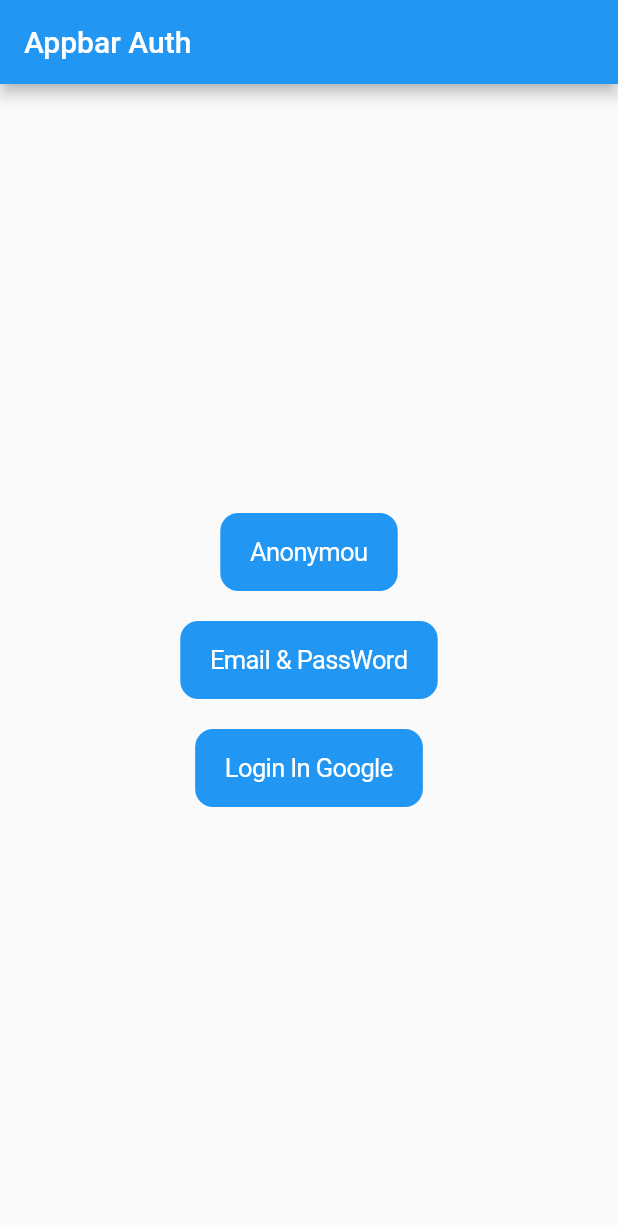
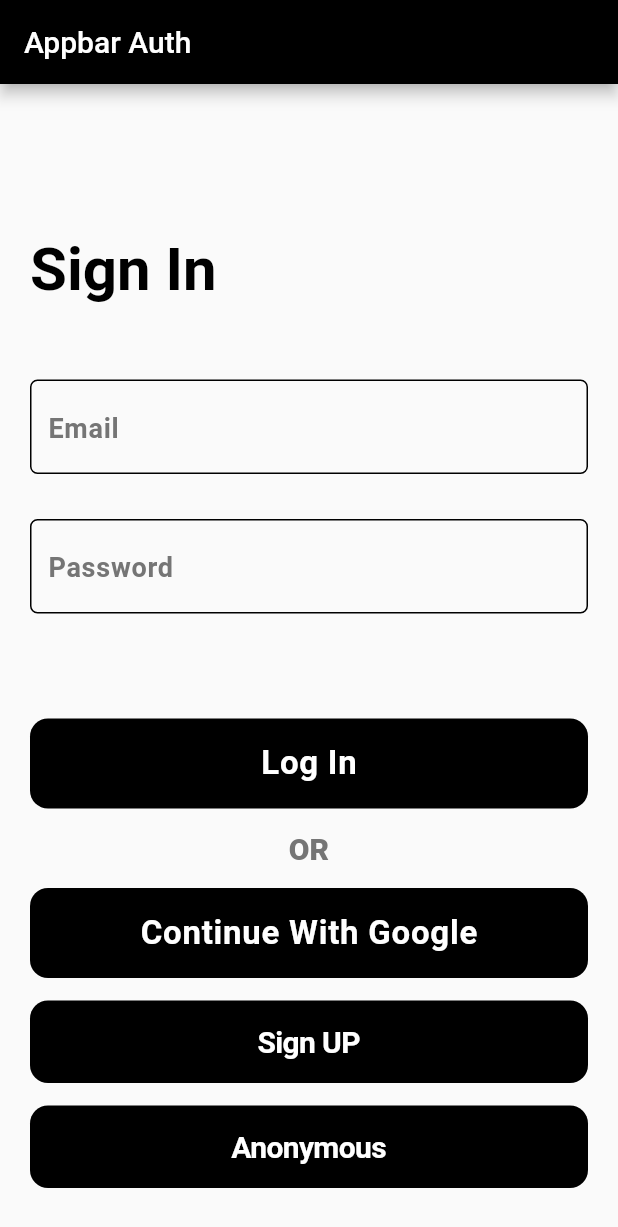
Before and after one commit to TarsariyaSanjay/firebase_demo, a Flutter app: the screen it shows after launch, on a phone screen of 412 x 824 dp. Shown: the top 1227 px of the screen. Run offline on Flutter 3.47's test engine with Material 2 defaults, Android fonts, the phone set to English and light mode, and no system bars; our stand-ins replace cloud_firestore, firebase_auth, firebase_core, google_sign_in; accounts and stored records are empty.

Commit message:
SJ || 09/03/23 6:40 Pm

```diff
--- a/lib/main.dart
+++ b/lib/main.dart
@@ -1,90 +1,49 @@
 import 'package:firebase_auth/firebase_auth.dart';
 import 'package:firebase_core/firebase_core.dart';
+import 'package:firebase_demo/helper/DatabaseHelper.dart';
+import 'package:firebase_demo/screen/homePage.dart';
+import 'package:firebase_demo/screen/signInScreen.dart';
+import 'package:firebase_demo/utils/global.dart';
 import 'package:flutter/cupertino.dart';
 import 'package:flutter/material.dart';
 import 'package:google_sign_in/google_sign_in.dart';
 
-void main() {
+Future<void> main() async {
   WidgetsFlutterBinding.ensureInitialized();
-  Firebase.initializeApp();
+  await Firebase.initializeApp();
   runApp(
     MaterialApp(
-      home: HomeScreen(),
+      routes: {
+        '/' : (context) => MyApp(),
+        'signIn' : (context) => SignIn(),
+        'home' : (context) => HomePage()
+      },
     ),
   );
 }
 
-class HomeScreen extends StatefulWidget {
-  const HomeScreen({Key? key}) : super(key: key);
+class MyApp extends StatefulWidget {
+  const MyApp({Key? key}) : super(key: key);
 
   @override
-  State<HomeScreen> createState() => _HomeScreenState();
+  State<MyApp> createState() => _MyAppState();
 }
 
-class _HomeScreenState extends State<HomeScreen> {
+class _MyAppState extends State<MyApp> {
   @override
   Widget build(BuildContext context) {
     return Scaffold(
-      appBar: AppBar(
-        title: Text("Appbar Auth"),
-      ),
-      body: Center(
-        child: Column(
-          mainAxisAlignment: MainAxisAlignment.center,
-          children: [
-            CupertinoButton.filled(
-              onPressed: () async {
-                try{
-                  final userCredential =  await FirebaseAuth.instance.signInAnonymously();
-                } catch(e){
-                  print(e);
-                }
-              },
-              child: Text("Anonymou"),
-            ),
-            SizedBox(height: 20,),
-
-            CupertinoButton.filled(
-                child: Text("Email & PassWord"),
-              onPressed: () async {
-                 try{
-                   final userCredential = await FirebaseAuth.instance.createUserWithEmailAndPassword(
-                     email: "abc@gmail.com",
-                     password: "123456",
-                   );
-                 } catch(e)
-                {
-                  print(e);
-                }
-              },
-            ),
-
-            SizedBox(height: 20,),
-
-            CupertinoButton.filled(
-                child: Text("Login In Google",),
-                onPressed: () => setState(() {
-                  authGoogle();
-                }),
-
-            ),
-
-          ],
-        ),
+      body: StreamBuilder<User?>(
+        stream: FirebaseAuth.instance.authStateChanges(),
+        builder: (context,snapshot){
+          if(snapshot.hasData){
+            return HomePage();
+          }
+          else{
+            return SignIn();
+          }
+        },
       ),
     );
   }
-
-  authGoogle() async {
-    final GoogleSignInAccount? googleUser = await GoogleSignIn().signIn();
-    final GoogleSignInAuthentication? googleAuth = await googleUser?.authentication;
-    final credential = GoogleAuthProvider.credential(
-      accessToken: googleAuth?.accessToken,
-      idToken: googleAuth?.idToken,
-    );
-    print("email ${googleUser!.email}");
-    return await FirebaseAuth.instance.signInWithCredential(credential);
-  }
-
-
 }
--- /dev/null
+++ b/lib/screen/signInScreen.dart
@@ -0,0 +1,245 @@
+import 'package:firebase_auth/firebase_auth.dart';
+import 'package:flutter/cupertino.dart';
+import 'package:flutter/material.dart';
+
+import '../helper/DatabaseHelper.dart';
+import '../utils/global.dart';
+
+class SignIn extends StatefulWidget {
+  const SignIn({Key? key}) : super(key: key);
+
+  @override
+  State<SignIn> createState() => _SignInState();
+}
+
+class _SignInState extends State<SignIn> {
+  DatabaseHelper dbhHelper = DatabaseHelper.instance;
+  GlobalKey<FormState> sign = GlobalKey<FormState>();
+  @override
+  Widget build(BuildContext context) {
+    return Scaffold(
+      resizeToAvoidBottomInset: false,
+      appBar: AppBar(
+        title: Text("Appbar Auth"),
+        backgroundColor: Colors.black,
+      ),
+      body: Padding(
+        padding: const EdgeInsets.symmetric(horizontal: 20),
+        child: Form(
+          key: sign,
+          child: ListView(
+            //mainAxisAlignment: MainAxisAlignment.center,
+            children: [
+              SizedBox(height: 100,),
+              Text("Sign In",
+                style: TextStyle(
+                  color: Colors.black,
+                  fontSize: 40,
+                  fontWeight: FontWeight.w600,
+                ),
+              ),
+              SizedBox(height: 50,),
+
+              // ====== Email =============
+
+              TextFormField(
+                validator: (val){
+                  if(val!.isEmpty){
+                    return "Please Enter The Email";
+                  }
+                  return null;
+                },
+                onChanged: (val){
+                  setState(() {
+                    email.text = val;
+                    print(email.text);
+                  });
+                },
+                decoration: InputDecoration(
+                    hintText: "Email",
+                    hintStyle: TextStyle(
+                        color: Colors.grey.shade600,
+                        fontWeight: FontWeight.w600,
+                        letterSpacing: 0.5,
+                        fontSize: 18
+                    ),
+                    enabledBorder: OutlineInputBorder(
+                        borderRadius: BorderRadius.circular(5)
+                    ),
+                    focusedBorder: OutlineInputBorder()
+                ),
+                style: TextStyle(
+                  color: Colors.black,
+                  fontWeight: FontWeight.w600,
+                  letterSpacing: 0.5,
+                  fontSize: 20,
+                ),
+              ),
+
+              SizedBox(height: 30,),
+
+              // ====== pass =============
+
+              TextFormField(
+                validator: (val){
+                  if(val!.isEmpty){
+                    return "Please Enter The Password";
+                  }
+                  return null;
+                },
+                onChanged: (val){
+                  setState(() {
+                    pass.text = val;
+                  });
+                },
+                decoration: InputDecoration(
+                    hintText: "Password",
+                    hintStyle: TextStyle(
+                        color: Colors.grey.shade600,
+                        fontWeight: FontWeight.w600,
+                        letterSpacing: 0.5,
+                        fontSize: 18
+                    ),
+                    enabledBorder: OutlineInputBorder(
+                        borderRadius: BorderRadius.circular(5)
+                    ),
+                    focusedBorder: OutlineInputBorder()
+                ),
+                style: TextStyle(
+                  color: Colors.black,
+                  fontWeight: FontWeight.w600,
+                  letterSpacing: 0.5,
+                  fontSize: 20,
+                ),
+              ),
+
+              SizedBox(height: 70,),
+
+
+              CupertinoButton(
+                color: Colors.black,
+                minSize: 60,
+                child: Padding(
+                  padding: const EdgeInsets.symmetric(horizontal: 70),
+                  child: Text("Log In",
+                    style: TextStyle(
+                        color: Colors.white,
+                        fontWeight: FontWeight.w600,
+                        letterSpacing: 0.5,
+                        fontSize: 22
+                    ),
+                  ),
+                ),
+                onPressed: () async {
+                  if(sign.currentState!.validate()){
+                    try {
+                      final userCredential =  await FirebaseAuth.instance.signInWithEmailAndPassword(
+                        email: email.text, password: pass.text,);
+                      user = userCredential.user;
+                      Navigator.pushReplacementNamed(
+                        context,
+                        'home',
+                      );
+                      print(user?.emailVerified);
+                    } on FirebaseAuthException catch(e){
+                      if (e.code == 'user-not-found') {
+                        print('No user found for that email.');
+                        ScaffoldMessenger.of(context).showSnackBar(
+                          const SnackBar(
+                            content:
+                            Text("No user found for that email."),
+                          ),
+                        );
+                      } else if (e.code == 'wrong-password') {
+                        print('Wrong password provided.');
+                        ScaffoldMessenger.of(context).showSnackBar(
+                          const SnackBar(
+                            content: Text("Wrong password provided."),
+                          ),
+                        );
+                      }
+                      print(e);
+                    }
+                  }
+                },
+              ),
+
+              SizedBox(height: 15,),
+
+              Center(
+                child: Text("OR",
+                  style: TextStyle(
+                    color: Colors.grey.shade600,
+                    fontSize: 20,
+                    fontWeight: FontWeight.w800,
+                  ),
+                ),
+              ),
+
+              SizedBox(height: 15,),
+
+              CupertinoButton(
+                color: Colors.black,
+                minSize: 60,
+                child: Padding(
+                  padding: const EdgeInsets.symmetric(horizontal: 5),
+                  child: Text("Continue With Google",
+                    style: TextStyle(
+                        color: Colors.white,
+                        fontWeight: FontWeight.w600,
+                        letterSpacing: 0.5,
+                        fontSize: 22
+                    ),
+                  ),
+                ),
+                onPressed: (){
+                  if(sign.currentState!.validate()){
+                    dbhHelper.authGoogle();
+                  }
+                },
+              ),
+
+              SizedBox(height: 15,),
+
+              //========== Signup
+
+              CupertinoButton(
+                child: Text("Sign UP",
+                  style: TextStyle(
+                      color: Colors.white,
+                      fontSize: 20,
+                      fontWeight: FontWeight.w600
+                  ),
+                ),
+                onPressed: () {
+                  if(sign.currentState!.validate()){
+                    dbhHelper.authSignUp();
+                  }
+                },
+                color: Colors.black,
+              ),
+
+              SizedBox(height: 15,),
+
+              //========== Anonymous
+
+              CupertinoButton(
+                child: Text("Anonymous",
+                  style: TextStyle(
+                      color: Colors.white,
+                      fontSize: 20,
+                      fontWeight: FontWeight.w600
+                  ),
+                ),
+                onPressed: () => dbhHelper.authAnonymous(),
+                color: Colors.black,
+              ),
+
+
+            ],
+          ),
+        ),
+      ),
+    );
+  }
+}
--- /dev/null
+++ b/lib/utils/global.dart
@@ -0,0 +1,8 @@
+import 'package:firebase_auth/firebase_auth.dart';
+import 'package:flutter/cupertino.dart';
+
+TextEditingController email = TextEditingController();
+TextEditingController pass =  TextEditingController();
+TextEditingController name = TextEditingController();
+TextEditingController age =  TextEditingController();
+User? user;
--- a/pubspec.yaml
+++ b/pubspec.yaml
@@ -38,6 +38,7 @@ dependencies:
   firebase_core: ^2.7.0
   firebase_auth: ^4.2.9
   google_sign_in: ^6.0.2
+  cloud_firestore: ^4.4.3
 
 dev_dependencies:
   flutter_test:
```
Also changed, not shown: lib/helper/DatabaseHelper.dart (added, +93 -0 lines), lib/helper/collectionHelper.dart (added, +54 -0 lines), lib/model/Databasemodel.dart (added, +23 -0 lines), lib/screen/homePage.dart (added, +200 -0 lines), pubspec.lock, 1 other file.
